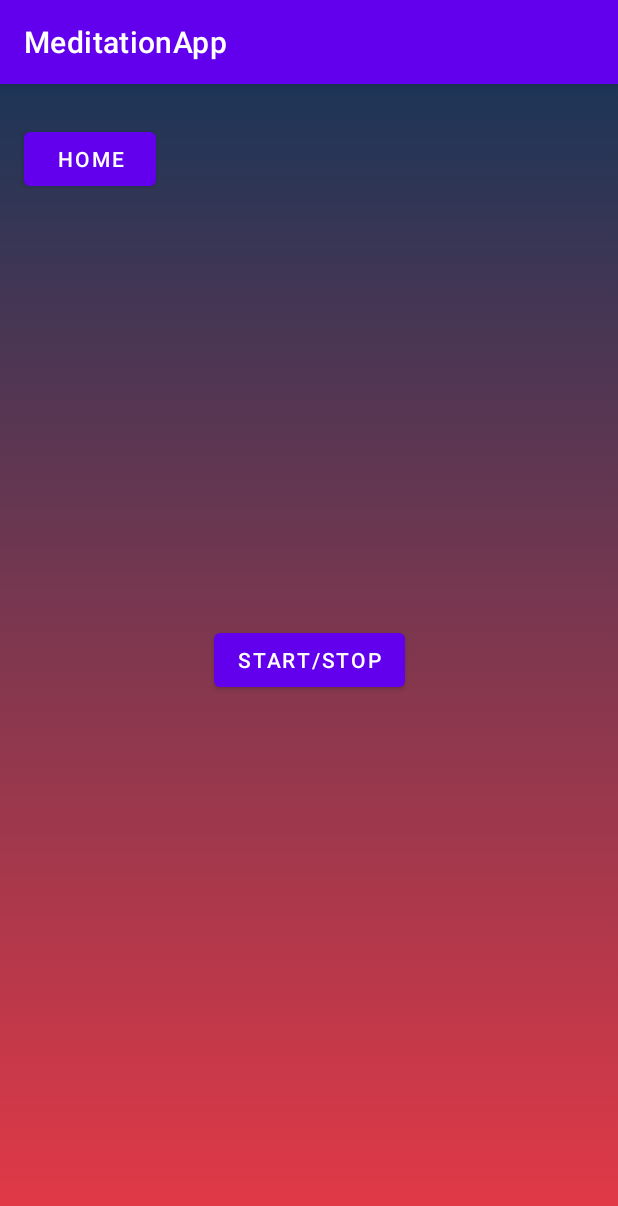
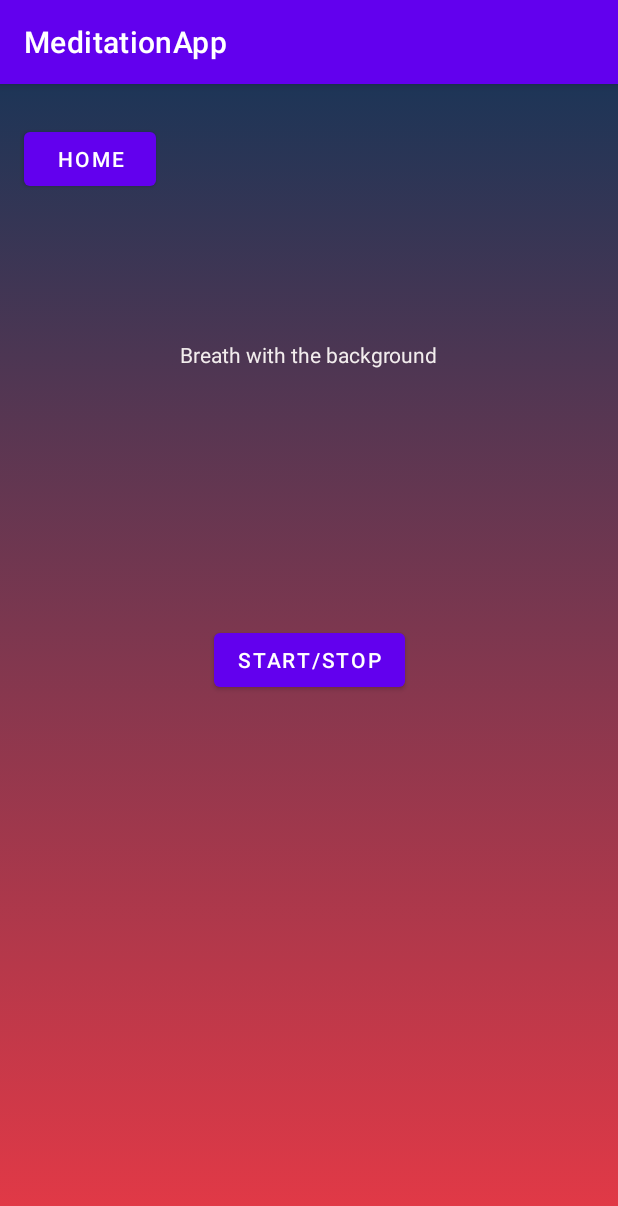
Before and after one commit to Bkc4444/MeditationApp, an Android app: the screen it shows after launch (MainActivity), after a tap on "REFORMING STRESS", on a phone screen of 412 x 824 dp. Shown: the top 1206 px of the screen. Run offline under Robolectric (Android 15) with nearby library versions, the phone set to English and light mode, and no system bars.

Commit message:
Added a text view to let you know to breath to the background

```diff
--- a/app/src/main/res/layout/fragment_meditation1.xml
+++ b/app/src/main/res/layout/fragment_meditation1.xml
@@ -29,4 +29,15 @@
         app:layout_constraintEnd_toEndOf="parent"
         app:layout_constraintStart_toStartOf="parent"
         app:layout_constraintTop_toTopOf="parent" />
+
+    <TextView
+        android:id="@+id/breath1"
+        android:layout_width="wrap_content"
+        android:layout_height="wrap_content"
+        android:text="Breath with the background"
+        android:textColor="#F2EDED"
+        app:layout_constraintBottom_toTopOf="@+id/startStopBtn1"
+        app:layout_constraintEnd_toEndOf="parent"
+        app:layout_constraintStart_toStartOf="parent"
+        app:layout_constraintTop_toTopOf="parent" />
 </androidx.constraintlayout.widget.ConstraintLayout>
```
Also changed, not shown: app/src/main/res/layout/fragment_meditation2.xml (+11 -0 lines), app/src/main/res/layout/fragment_meditation3.xml (+11 -0 lines), app/src/main/res/layout/fragment_meditation4.xml (+11 -0 lines).
